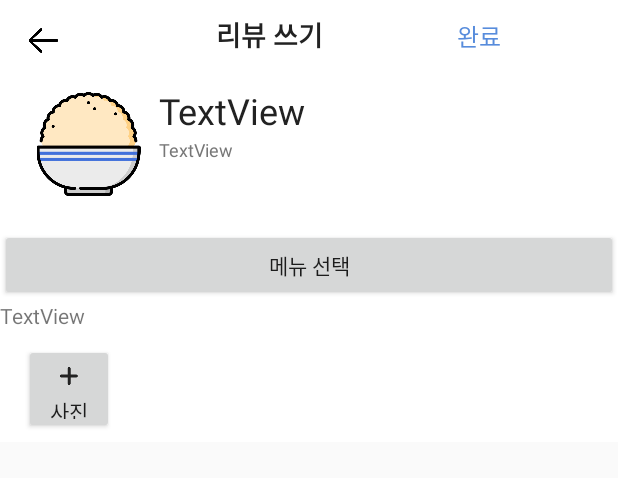
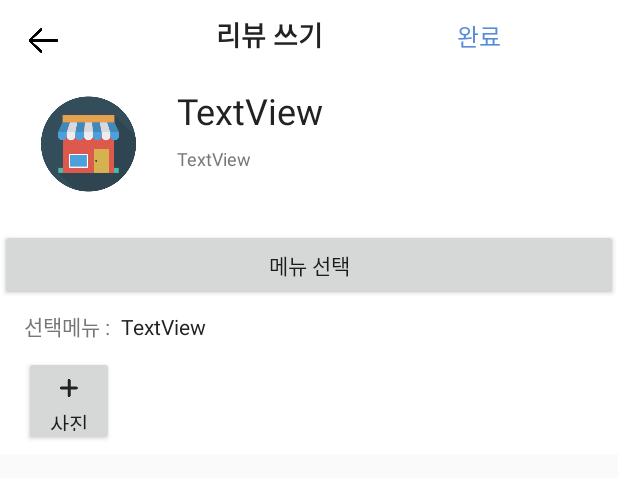
Before and after one commit to miinsuu/MOC, an Android app: the layout fragment_write_review.xml on its own in the app's theme, with its tools: preview values and no code run, on a phone screen of 412 x 824 dp. Shown: the top 478 px of the screen. Run offline under Robolectric (Android 15) with nearby library versions, the phone set to English and light mode, and no system bars.

Commit message:
write review - xml 수정.

```diff
--- a/app/src/main/java/com/momeokji/moc/RestaurantInfoFragment.java
+++ b/app/src/main/java/com/momeokji/moc/RestaurantInfoFragment.java
@@ -35,7 +35,7 @@ public class RestaurantInfoFragment extends Fragment {
 
     private static final float PERCENTAGE_TO_SHOW_TITLE_AT_TOOLBAR  = 0.6f;
     private static final float PERCENTAGE_TO_HIDE_TITLE_DETAILS     = 0.3f;
-    private static final int ALPHA_ANIMATIONS_DURATION              = 200;
+    private static final int ALPHA_ANIMATIONS_DURATION              = 100;
     private TextView restaurantInfo_ToolbarNameTxt;
     private boolean mIsTheTitleVisible          = false;
 
--- a/app/src/main/res/layout/fragment_write_review.xml
+++ b/app/src/main/res/layout/fragment_write_review.xml
@@ -44,7 +44,7 @@
                             android:layout_marginLeft="24dp"
                             android:layout_marginTop="11dp"
                             android:layout_marginBottom="10dp"
-                            android:src="@drawable/mainicon" />
+                            android:src="@drawable/store" />
 
                         <LinearLayout
                             android:layout_width="match_parent"
@@ -56,9 +56,12 @@
                                 android:id="@+id/writetReview_restaurantName_txt"
                                 android:layout_width="196dp"
                                 android:layout_height="30dp"
+                                android:layout_gravity="left|center_vertical"
+                                android:layout_marginLeft="12dp"
                                 android:layout_marginTop="7dp"
+                                android:layout_marginRight="58dp"
                                 android:lineSpacingExtra="6sp"
-                                android:text="TextView\n\n\n\n\ㅎㅎㅎ"
+                                android:text="TextView"
                                 android:textColor="#222222"
                                 android:textSize="24sp"
                                 app:lineHeight="30sp" />
@@ -66,16 +69,27 @@
                             <TextView
                                 android:id="@+id/writeReview_restaurantRangePrice_txt"
                                 android:layout_width="196dp"
-                                android:layout_height="16dp"
-                                android:layout_marginTop="4dp"
+                                android:layout_height="wrap_content"
+                                android:layout_marginLeft="12dp"
+                                android:layout_marginTop="10dp"
+                                android:layout_marginRight="58dp"
+                                android:lineSpacingExtra="5dp"
                                 android:text="TextView"
                                 android:textColor="#777777"
                                 android:textSize="12sp" />
 
                             <com.momeokji.moc.CustomView.MarqueeTextView
                                 android:id="@+id/writeReview_restaurantPreview_txt"
-                                android:layout_width="match_parent"
-                                android:layout_height="wrap_content" />
+                                android:layout_width="196dp"
+                                android:layout_height="wrap_content"
+                                android:layout_marginLeft="12dp"
+                                android:layout_marginTop="4dp"
+                                android:ellipsize="marquee"
+                                android:focusableInTouchMode="true"
+                                android:marqueeRepeatLimit="marquee_forever"
+                                android:scrollHorizontally="true"
+                                android:singleLine="true"
+                                android:textSize="12sp" />
 
                         </LinearLayout>
 
@@ -86,6 +100,7 @@
                     android:layout_width="match_parent"
                     android:layout_height="wrap_content"
                     android:layout_marginTop="12dp"
+                    android:layout_marginBottom="4dp"
                     android:orientation="vertical">
 
                     <Button
@@ -160,11 +175,29 @@
             android:layout_height="match_parent"
             android:orientation="vertical">
 
-            <TextView
-                android:id="@+id/menuChoiceText"
+            <LinearLayout
                 android:layout_width="match_parent"
                 android:layout_height="wrap_content"
-                android:text="TextView" />
+                android:layout_marginTop="2dp"
+                android:orientation="horizontal">
+
+                <TextView
+                    android:id="@+id/textView2"
+                    android:layout_width="wrap_content"
+                    android:layout_height="wrap_content"
+                    android:layout_marginLeft="16dp"
+                    android:text="선택메뉴 : "
+                    android:textColor="#777777" />
+
+                <TextView
+                    android:id="@+id/menuChoiceText"
+                    android:layout_width="match_parent"
+                    android:layout_height="wrap_content"
+                    android:layout_marginLeft="4dp"
+                    android:layout_marginRight="50dp"
+                    android:text="TextView"
+                    android:textColor="#222222" />
+            </LinearLayout>
 
             <Button
                 android:id="@+id/reviewPictureAddBtn"
```
